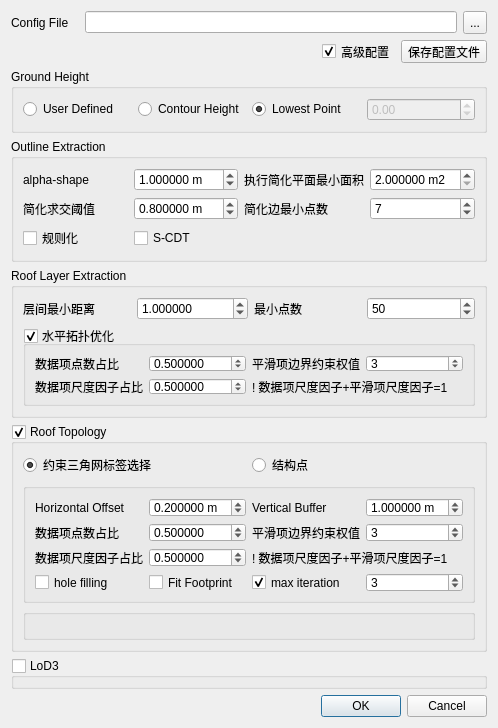
First picture: the form in qCC/ui_templates/bdrSettingLoD2Dlg.ui, repository StOriJimmy/CloudCompare, before the edit.
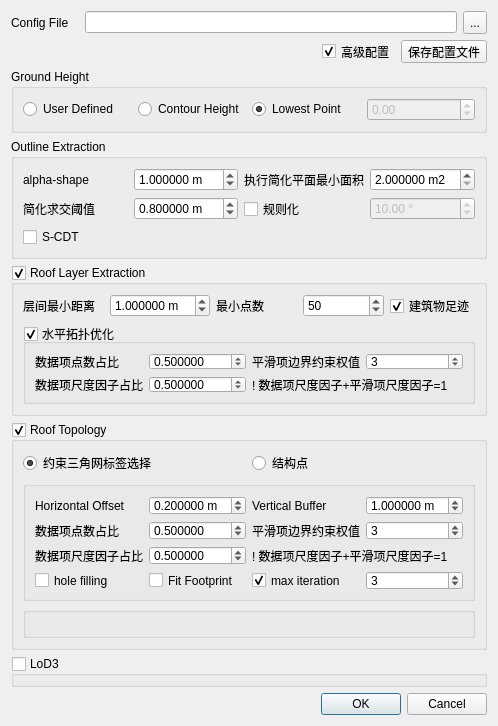
Second picture: the form after the edit.

Diff of the .ui file:
```diff
--- a/qCC/ui_templates/bdrSettingLoD2Dlg.ui
+++ b/qCC/ui_templates/bdrSettingLoD2Dlg.ui
@@ -7,7 +7,7 @@
     <x>0</x>
     <y>0</y>
     <width>450</width>
-    <height>648</height>
+    <height>653</height>
    </rect>
   </property>
   <property name="windowTitle">
@@ -168,19 +168,6 @@
         </property>
        </widget>
       </item>
-      <item row="1" column="3">
-       <widget class="QSpinBox" name="simplifyEdgeMinPtsSpinBox">
-        <property name="sizePolicy">
-         <sizepolicy hsizetype="Minimum" vsizetype="Fixed">
-          <horstretch>0</horstretch>
-          <verstretch>0</verstretch>
-         </sizepolicy>
-        </property>
-        <property name="value">
-         <number>7</number>
-        </property>
-       </widget>
-      </item>
       <item row="1" column="1">
        <widget class="QDoubleSpinBox" name="simplifyIntersectionDoubleSpinBox">
         <property name="sizePolicy">
@@ -217,13 +204,6 @@
         </property>
        </widget>
       </item>
-      <item row="1" column="2">
-       <widget class="QLabel" name="label_8">
-        <property name="text">
-         <string>简化边最小点数</string>
-        </property>
-       </widget>
-      </item>
       <item row="0" column="3">
        <widget class="QDoubleSpinBox" name="simplifyMinAreaDoubleSpinBox">
         <property name="sizePolicy">
@@ -251,19 +231,32 @@
        </widget>
       </item>
       <item row="2" column="0">
-       <widget class="QCheckBox" name="regularizeCheckBox">
-        <property name="text">
-         <string>规则化</string>
-        </property>
-       </widget>
-      </item>
-      <item row="2" column="1">
        <widget class="QCheckBox" name="outlineCDTCheckBox">
         <property name="text">
          <string>S-CDT</string>
         </property>
        </widget>
       </item>
+      <item row="1" column="2">
+       <widget class="QCheckBox" name="regularizeCheckBox">
+        <property name="text">
+         <string>规则化</string>
+        </property>
+       </widget>
+      </item>
+      <item row="1" column="3">
+       <widget class="QDoubleSpinBox" name="regularizeAngleDoubleSpinBox">
+        <property name="enabled">
+         <bool>false</bool>
+        </property>
+        <property name="suffix">
+         <string> °</string>
+        </property>
+        <property name="value">
+         <double>10.000000000000000</double>
+        </property>
+       </widget>
+      </item>
      </layout>
     </widget>
    </item>
@@ -272,16 +265,54 @@
      <property name="title">
       <string>Roof Layer Extraction</string>
      </property>
+     <property name="checkable">
+      <bool>true</bool>
+     </property>
      <layout class="QGridLayout" name="gridLayout_4">
-      <item row="0" column="2">
+      <item row="1" column="3">
+       <widget class="QSpinBox" name="fpRoofLayerCompoMinPtsSpinBox">
+        <property name="maximum">
+         <number>10000000</number>
+        </property>
+        <property name="singleStep">
+         <number>10</number>
+        </property>
+        <property name="value">
+         <number>50</number>
+        </property>
+       </widget>
+      </item>
+      <item row="1" column="0">
+       <widget class="QLabel" name="label_18">
+        <property name="text">
+         <string>层间最小距离</string>
+        </property>
+       </widget>
+      </item>
+      <item row="1" column="2">
        <widget class="QLabel" name="label_19">
         <property name="text">
          <string>最小点数</string>
         </property>
        </widget>
       </item>
-      <item row="0" column="1">
+      <item row="1" column="1">
        <widget class="QDoubleSpinBox" name="fpRoofLayerCompoDistDoubleSpinBox">
+        <property name="sizePolicy">
+         <sizepolicy hsizetype="Fixed" vsizetype="Fixed">
+          <horstretch>0</horstretch>
+          <verstretch>0</verstretch>
+         </sizepolicy>
+        </property>
+        <property name="maximumSize">
+         <size>
+          <width>100</width>
+          <height>16777215</height>
+         </size>
+        </property>
+        <property name="suffix">
+         <string> m</string>
+        </property>
         <property name="decimals">
          <number>6</number>
         </property>
@@ -293,14 +324,17 @@
         </property>
        </widget>
       </item>
-      <item row="0" column="0">
-       <widget class="QLabel" name="label_18">
+      <item row="1" column="4">
+       <widget class="QCheckBox" name="masterFootprintCheckBox">
         <property name="text">
-         <string>层间最小距离</string>
+         <string>建筑物足迹</string>
+        </property>
+        <property name="checked">
+         <bool>true</bool>
         </property>
        </widget>
       </item>
-      <item row="4" column="0" colspan="4">
+      <item row="5" column="0" colspan="5">
        <widget class="QGroupBox" name="footprintPolygonPartitionGroupBox">
         <property name="minimumSize">
          <size>
@@ -394,19 +428,6 @@
         </layout>
        </widget>
       </item>
-      <item row="0" column="3">
-       <widget class="QSpinBox" name="fpRoofLayerCompoMinPtsSpinBox">
-        <property name="maximum">
-         <number>10000000</number>
-        </property>
-        <property name="singleStep">
-         <number>10</number>
-        </property>
-        <property name="value">
-         <number>50</number>
-        </property>
-       </widget>
-      </item>
      </layout>
     </widget>
    </item>
```
Left out of the diff: 20 changed lines with no effect on the pictures.
